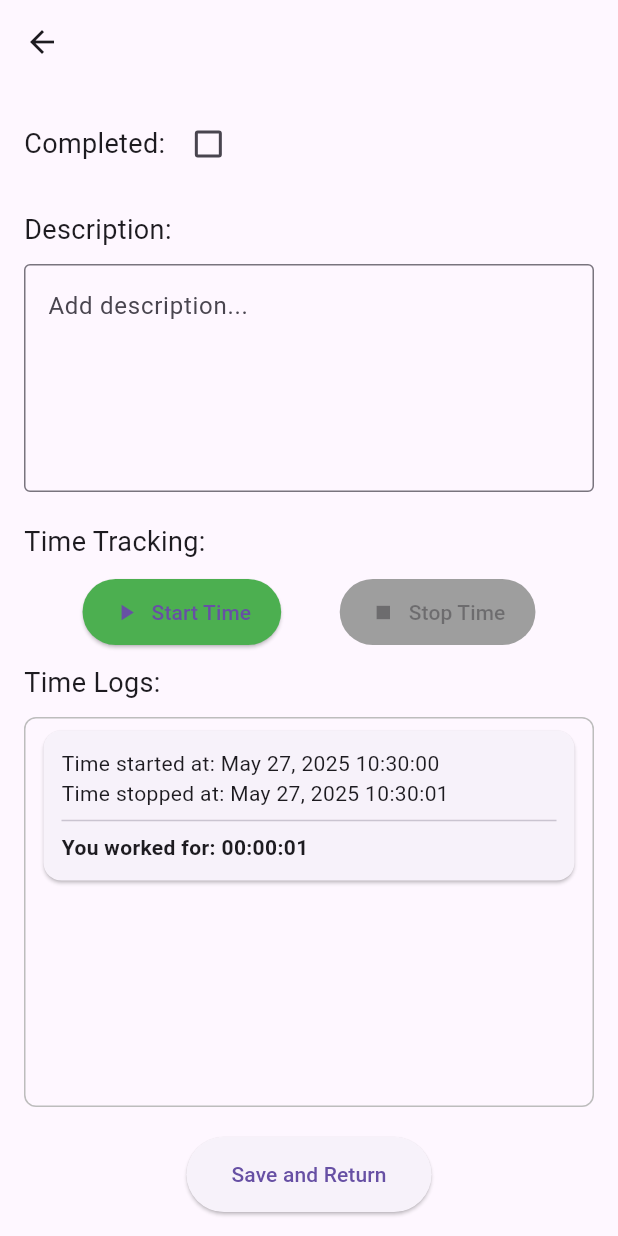
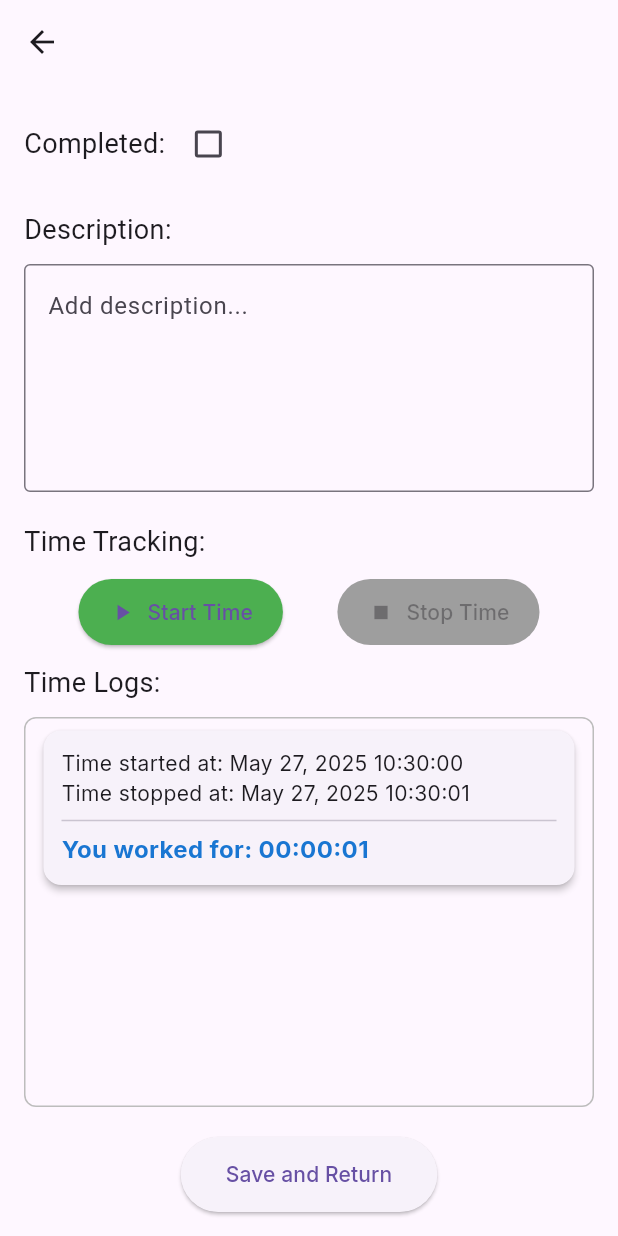
Before and after one commit to eshvp/Work-Ethic, a Flutter app: the TaskDetailScreen screen opened directly with empty values, after a tap on "Start Time", after a tap on "Stop Time", on a phone screen of 412 x 824 dp. Run offline on Flutter 3.47's test engine with Material 3 defaults, Android fonts, the phone set to English and light mode, and no system bars; our stand-ins replace google_fonts.

Commit message:
Added a font
Added the google inter font to the Time Tracking and Time Logs section.

```diff
--- a/lib/screens/task_detail_screen.dart
+++ b/lib/screens/task_detail_screen.dart
@@ -1,6 +1,7 @@
 import 'package:flutter/material.dart';
 import '../models/task.dart';
-import 'package:intl/intl.dart'; // Add this dependency to pubspec.yaml
+import 'package:intl/intl.dart';
+import 'package:google_fonts/google_fonts.dart';
 
 class TaskDetailScreen extends StatefulWidget {
   final Task task;
@@ -109,7 +110,10 @@ class _TaskDetailScreenState extends State<TaskDetailScreen> {
                 ElevatedButton.icon(
                   onPressed: _isTimerRunning ? null : _startTimer,
                   icon: const Icon(Icons.play_arrow),
-                  label: const Text('Start Time'),
+                  label: Text(
+                    'Start Time',
+                    style: GoogleFonts.inter(),
+                  ),
                   style: ElevatedButton.styleFrom(
                     backgroundColor: Colors.green,
                     disabledBackgroundColor: Colors.grey,
@@ -119,7 +123,10 @@ class _TaskDetailScreenState extends State<TaskDetailScreen> {
                 ElevatedButton.icon(
                   onPressed: _isTimerRunning ? _stopTimer : null,
                   icon: const Icon(Icons.stop),
-                  label: const Text('Stop Time'),
+                  label: Text(
+                    'Stop Time',
+                    style: GoogleFonts.inter(),
+                  ),
                   style: ElevatedButton.styleFrom(
                     backgroundColor: Colors.red,
                     disabledBackgroundColor: Colors.grey,
@@ -133,11 +140,16 @@ class _TaskDetailScreenState extends State<TaskDetailScreen> {
                 padding: const EdgeInsets.all(8.0),
                 child: Text(
                   'Time started at: ${_formatDateTime(_startTime!)}',
-                  style: const TextStyle(fontStyle: FontStyle.italic),
+                  style: GoogleFonts.inter(
+                    fontStyle: FontStyle.italic,
+                    color: Colors.green.shade700,
+                  ),
                 ),
               ),
             const SizedBox(height: 10),
-            const Text('Time Logs:', style: TextStyle(fontSize: 18)),
+            const Text('Time Logs:',
+              style: TextStyle(fontSize: 18),
+            ),
             const SizedBox(height: 10),
             Expanded(
               child: Container(
@@ -146,7 +158,15 @@ class _TaskDetailScreenState extends State<TaskDetailScreen> {
                   borderRadius: BorderRadius.circular(8),
                 ),
                 child: widget.task.timeEntries.isEmpty
-                  ? const Center(child: Text('No time entries yet'))
+                  ? Center(
+                      child: Text(
+                        'No time entries yet',
+                        style: GoogleFonts.inter(
+                          fontSize: 16,
+                          color: Colors.grey.shade600,
+                        ),
+                      ),
+                    )
                   : ListView.builder(
                       itemCount: widget.task.timeEntries.length,
                       itemBuilder: (context, index) {
@@ -156,17 +176,28 @@ class _TaskDetailScreenState extends State<TaskDetailScreen> {
                         return Padding(
                           padding: const EdgeInsets.symmetric(vertical: 4.0, horizontal: 8.0),
                           child: Card(
+                            elevation: 2,
                             child: Padding(
                               padding: const EdgeInsets.all(12.0),
                               child: Column(
                                 crossAxisAlignment: CrossAxisAlignment.start,
                                 children: [
-                                  Text('Time started at: ${_formatDateTime(entry['start']!)}'),
-                                  Text('Time stopped at: ${_formatDateTime(entry['end']!)}'),
+                                  Text(
+                                    'Time started at: ${_formatDateTime(entry['start']!)}',
+                                    style: GoogleFonts.inter(fontSize: 14),
+                                  ),
+                                  Text(
+                                    'Time stopped at: ${_formatDateTime(entry['end']!)}',
+                                    style: GoogleFonts.inter(fontSize: 14),
+                                  ),
                                   const Divider(),
                                   Text(
                                     'You worked for: ${_formatDuration(duration)}',
-                                    style: const TextStyle(fontWeight: FontWeight.bold),
+                                    style: GoogleFonts.inter(
+                                      fontSize: 16,
+                                      fontWeight: FontWeight.bold,
+                                      color: Colors.blue.shade700,
+                                    ),
                                   ),
                                 ],
                               ),
@@ -189,7 +220,12 @@ class _TaskDetailScreenState extends State<TaskDetailScreen> {
                 style: ElevatedButton.styleFrom(
                   padding: const EdgeInsets.symmetric(horizontal: 30, vertical: 15),
                 ),
-                child: const Text('Save and Return'),
+                child: Text(
+                  'Save and Return',
+                  style: GoogleFonts.inter(
+                    fontWeight: FontWeight.w500,
+                  ),
+                ),
               ),
             ),
           ],
--- a/pubspec.yaml
+++ b/pubspec.yaml
@@ -10,6 +10,7 @@ dependencies:
   flutter:
     sdk: flutter
   intl: ^0.18.1
+  google_fonts: ^5.1.0
 
 dev_dependencies:
   flutter_test:
```
Also changed, not shown: pubspec.lock, 1 other file.
